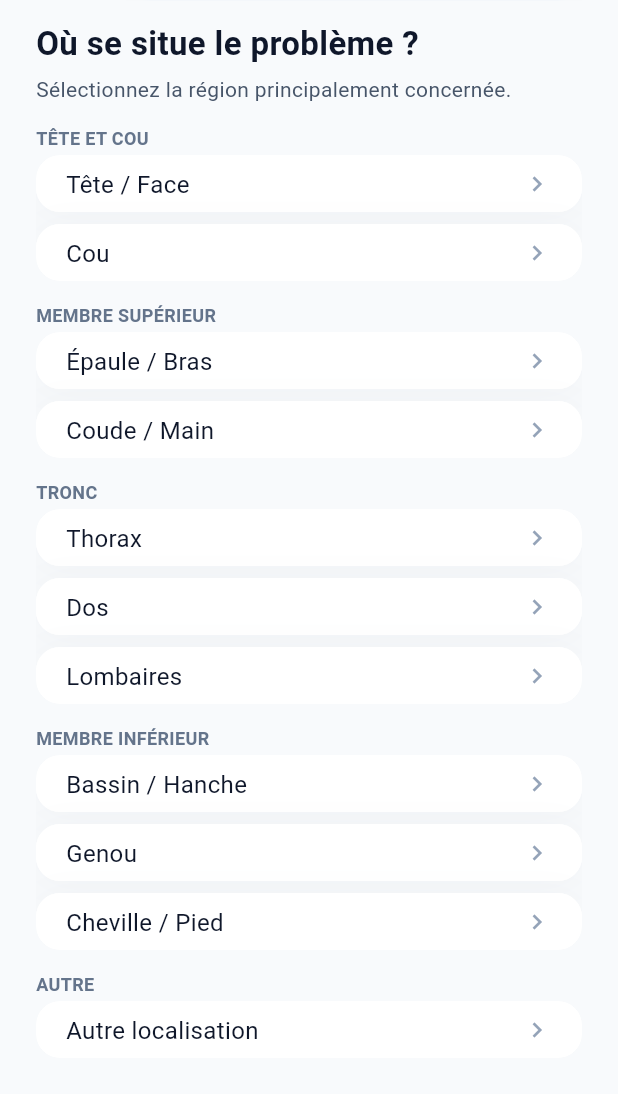
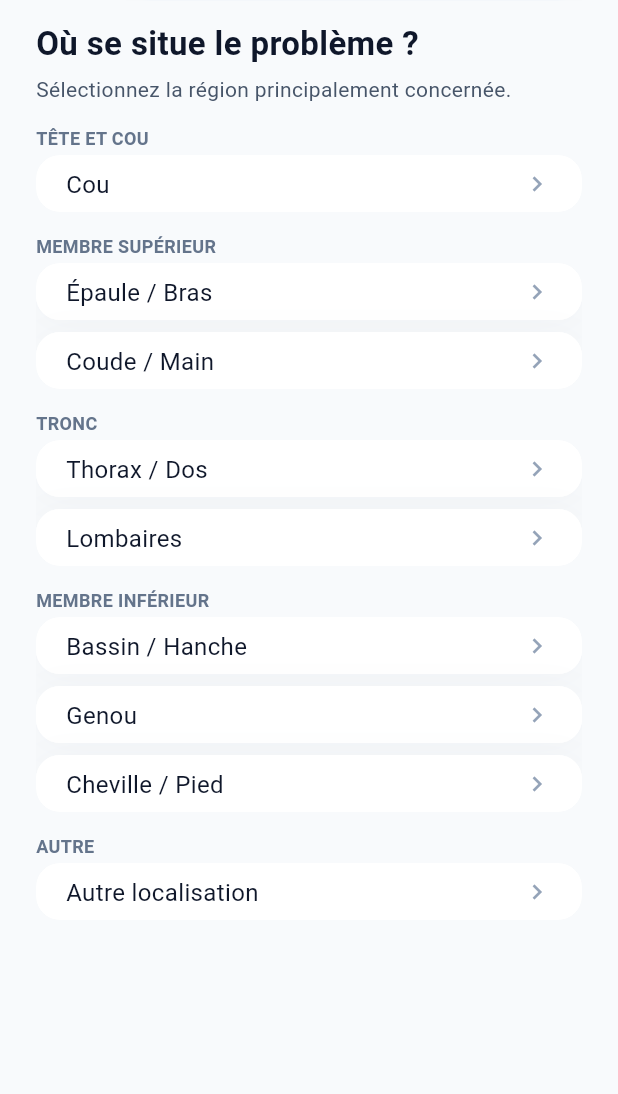
Before and after one commit to marcbouyssou-dot/drapeaux-rouges-mb, a Flutter app: the RadarClinicalStartScreen screen opened directly, on a phone screen of 412 x 824 dp, the part 142-1236 px from its top. Run offline on Flutter 3.47's test engine with Material 3 defaults, Android fonts, the phone set to English and light mode, and no system bars; our stand-ins replace flutter_secure_storage, hive, hive_flutter, image_picker, pdf, printing and 2 more; missing offline and left inert: dart:html; accounts and stored records are empty; Roboto replaces fonts that are missing (SF Pro).

Commit message:
refactor(radar): simplify anatomical region selection

```diff
--- a/lib/features/radar/presentation/screens/radar_clinical_start_screen.dart
+++ b/lib/features/radar/presentation/screens/radar_clinical_start_screen.dart
@@ -42,24 +42,8 @@ class RadarClinicalStartScreen extends StatelessWidget {
     );
   }
 
-  void _showUnavailableRegion(BuildContext context) {
-    ScaffoldMessenger.of(context).showSnackBar(
-      const SnackBar(
-        content: Text(
-          'Parcours clinique non disponible dans la matrice expérimentale V0.1 — NON VALIDÉE.',
-        ),
-      ),
-    );
-  }
-
   void _handleRegionTap(BuildContext context, _RadarRegionOption option) {
-    final region = option.region;
-    if (region == null) {
-      _showUnavailableRegion(context);
-      return;
-    }
-
-    _openQuestion(context, region);
+    _openQuestion(context, option.region);
   }
 
   @override
@@ -101,7 +85,8 @@ class RadarClinicalStartScreen extends StatelessWidget {
                 _RegionGroup(
                   title: 'TÊTE ET COU',
                   regions: const [
-                    _RadarRegionOption('Tête / Face'),
+                    // Tête / Face reste masquée en RC1 tant qu'aucun parcours
+                    // clinique fonctionnel ne lui est associé.
                     _RadarRegionOption('Cou', RadarClinicalRegion.cervical),
                   ],
                   onRegionTap: (option) => _handleRegionTap(context, option),
@@ -123,8 +108,10 @@ class RadarClinicalStartScreen extends StatelessWidget {
                 _RegionGroup(
                   title: 'TRONC',
                   regions: const [
-                    _RadarRegionOption('Thorax', RadarClinicalRegion.thoracic),
-                    _RadarRegionOption('Dos', RadarClinicalRegion.thoracic),
+                    _RadarRegionOption(
+                      'Thorax / Dos',
+                      RadarClinicalRegion.thoracic,
+                    ),
                     _RadarRegionOption('Lombaires', RadarClinicalRegion.lumbar),
                   ],
                   onRegionTap: (option) => _handleRegionTap(context, option),
@@ -164,10 +151,10 @@ class RadarClinicalStartScreen extends StatelessWidget {
 }
 
 class _RadarRegionOption {
-  const _RadarRegionOption(this.label, [this.region]);
+  const _RadarRegionOption(this.label, this.region);
 
   final String label;
-  final RadarClinicalRegion? region;
+  final RadarClinicalRegion region;
 }
 
 class _RegionGroup extends StatelessWidget {
```
Also changed, not shown: 1 other file.
